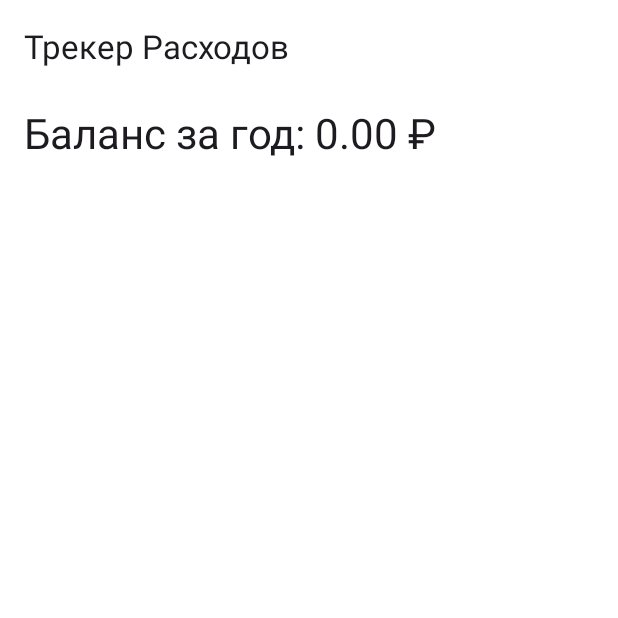
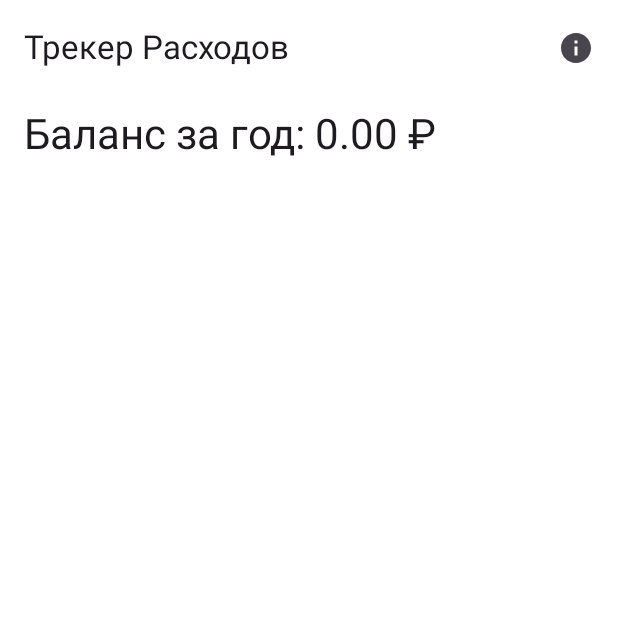
Before and after one commit to DanilShabolta/moneyTracker, an Android app built with Jetpack Compose: the HomeScreen screen opened through its navigation route, on a phone screen of 412 x 824 dp, the top half of it. Run offline under Robolectric (Android 15) with nearby library versions, the phone set to English and light mode, and no system bars; our stand-ins replace Dagger/Hilt's generated code.

Commit message:
рандом

```diff
--- a/app/src/main/java/com/example/moneytracker/ui/screens/home/HomeScreen.kt
+++ b/app/src/main/java/com/example/moneytracker/ui/screens/home/HomeScreen.kt
@@ -5,6 +5,7 @@ import androidx.compose.foundation.lazy.LazyColumn
 import androidx.compose.foundation.lazy.items
 import androidx.compose.material.icons.Icons
 import androidx.compose.material.icons.filled.Add
+import androidx.compose.material.icons.filled.Info
 import androidx.compose.material3.*
 import androidx.compose.runtime.Composable
 import androidx.compose.runtime.collectAsState
@@ -28,11 +29,21 @@ fun HomeScreen(
 
     Scaffold(
         topBar = {
-            TopAppBar(title = { Text("Трекер Расходов") })
+            TopAppBar(
+                title = { Text("Трекер Расходов") },
+                actions = {
+                    IconButton(onClick = { navController.navigate(Routes.STATS) }) {
+                        Icon(
+                            imageVector = Icons.Filled.Info,
+                            contentDescription = "Статистика"
+                        )
+                    }
+                }
+            )
         },
         floatingActionButton = {
             FloatingActionButton(
-                onClick = { navController.navigate(Routes.ADD) } // ← Создание
+                onClick = { navController.navigate(Routes.ADD) }
             ) {
                 Icon(Icons.Filled.Add, contentDescription = "Добавить запись")
             }
```
